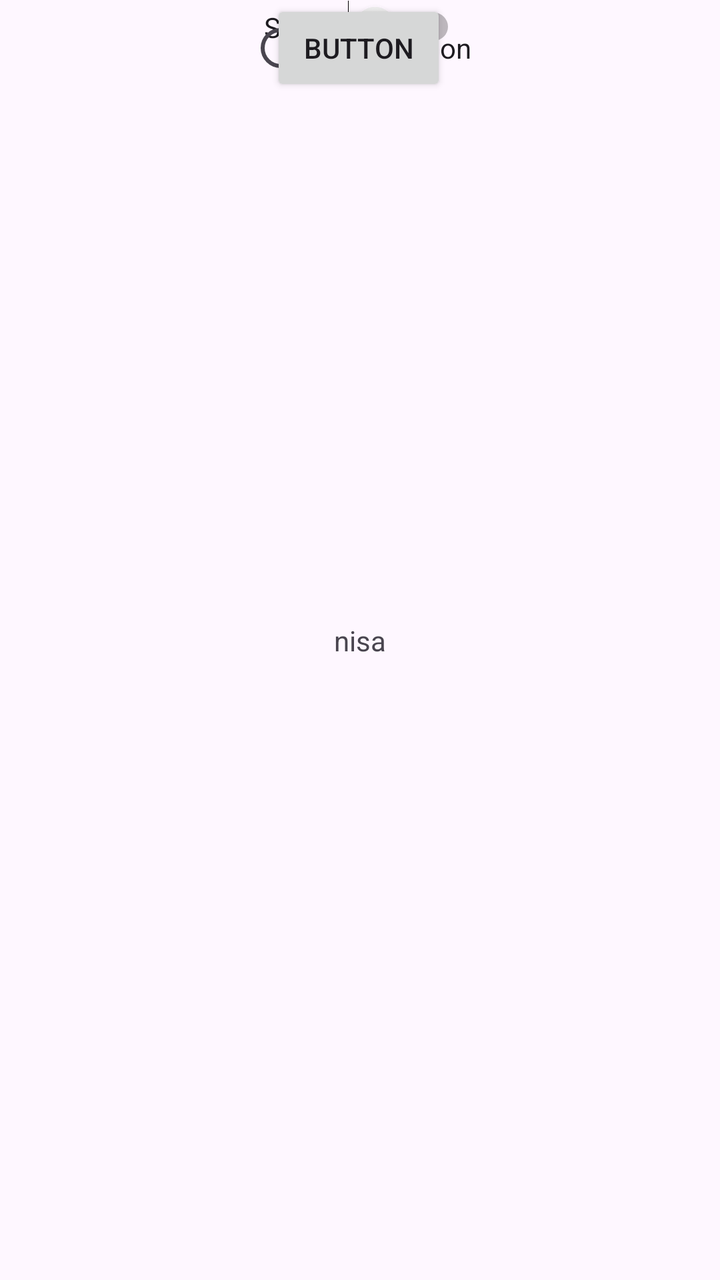
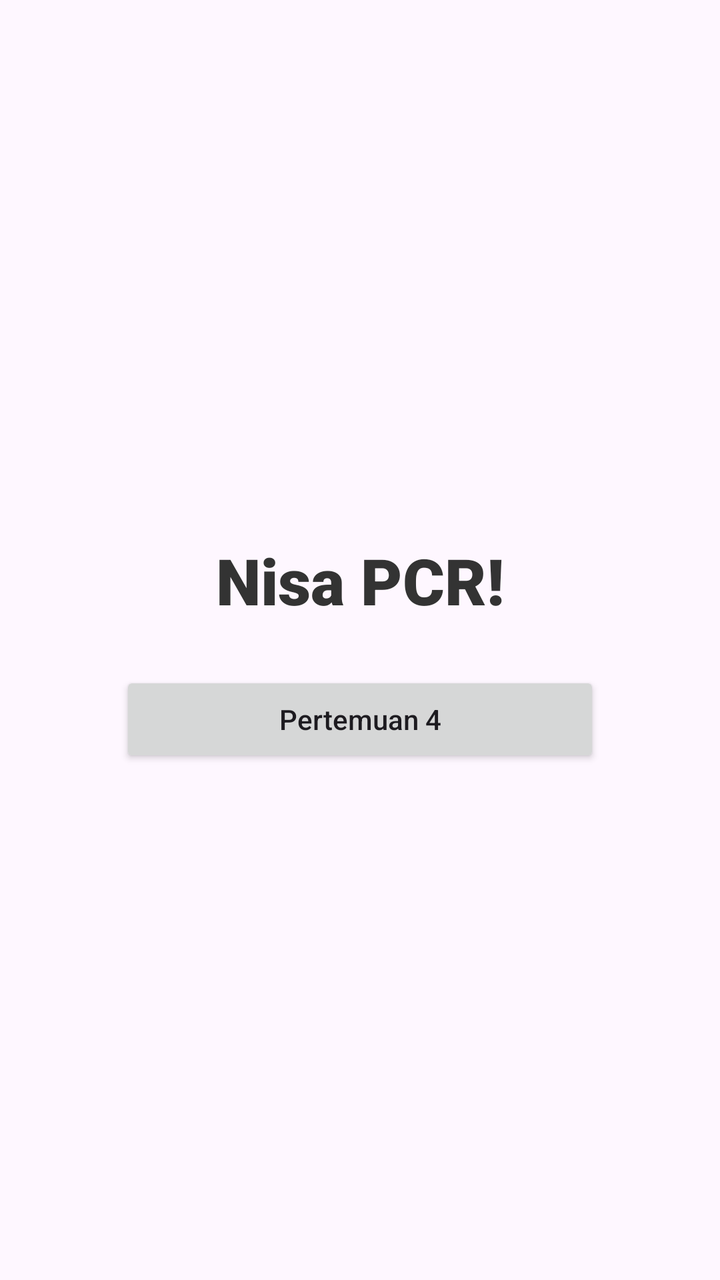

Before-and-after screenshots of an Android layout around one commit, followed by the original layout XML and the change that was made.
<!-- AndroidManifest.xml: application theme Theme.MarvelApps -->
<!-- res/layout/activity_main.xml -->
<?xml version="1.0" encoding="utf-8"?>
<androidx.constraintlayout.widget.ConstraintLayout xmlns:android="http://schemas.android.com/apk/res/android"
    xmlns:app="http://schemas.android.com/apk/res-auto"
    xmlns:tools="http://schemas.android.com/tools"
    android:id="@+id/main"
    android:layout_width="match_parent"
    android:layout_height="match_parent"
    tools:context=".MainActivity">

    <TextView
        android:layout_width="wrap_content"
        android:layout_height="wrap_content"
        android:text="nisa"
        app:layout_constraintBottom_toBottomOf="parent"
        app:layout_constraintEnd_toEndOf="parent"
        app:layout_constraintStart_toStartOf="parent"
        app:layout_constraintTop_toTopOf="parent" />

    <Button
        android:id="@+id/button"
        android:layout_width="wrap_content"
        android:layout_height="wrap_content"
        android:text="Button"
        app:layout_constraintEnd_toEndOf="parent"
        app:layout_constraintHorizontal_bias="0.498"
        app:layout_constraintStart_toStartOf="parent"
        tools:layout_editor_absoluteY="51dp" />

    <Switch
        android:id="@+id/switch1"
        android:layout_width="wrap_content"
        android:layout_height="wrap_content"
        android:text="Switch"
        app:layout_constraintEnd_toEndOf="parent"
        app:layout_constraintStart_toStartOf="parent"
        tools:layout_editor_absoluteY="215dp" />

    <RadioButton
        android:id="@+id/radioButton"
        android:layout_width="wrap_content"
        android:layout_height="wrap_content"
        android:text="RadioButton"
        app:layout_constraintEnd_toEndOf="parent"
        app:layout_constraintStart_toStartOf="parent"
        tools:layout_editor_absoluteY="434dp" />

</androidx.constraintlayout.widget.ConstraintLayout>
<!-- resources referenced by this layout -->
<resources>
  <style name="Theme.MarvelApps" parent="Base.Theme.MarvelApps" />
  <style name="Base.Theme.MarvelApps" parent="Theme.Material3.DayNight.NoActionBar">
          
          
      </style>
</resources>

<!-- the commit's change to res/layout/activity_main.xml (unified diff, before → after) -->
@@ -8,40 +8,30 @@
     tools:context=".MainActivity">
 
     <TextView
+        android:id="@+id/textView"
         android:layout_width="wrap_content"
         android:layout_height="wrap_content"
-        android:text="nisa"
+        android:text="Nisa PCR!"
+        android:textSize="32sp"
+        android:textStyle="bold"
+        android:textColor="#333333"
+        android:fontFamily="sans-serif-black"
         app:layout_constraintBottom_toBottomOf="parent"
         app:layout_constraintEnd_toEndOf="parent"
         app:layout_constraintStart_toStartOf="parent"
-        app:layout_constraintTop_toTopOf="parent" />
-
-    <Button
-        android:id="@+id/button"
-        android:layout_width="wrap_content"
-        android:layout_height="wrap_content"
-        android:text="Button"
-        app:layout_constraintEnd_toEndOf="parent"
-        app:layout_constraintHorizontal_bias="0.498"
-        app:layout_constraintStart_toStartOf="parent"
-        tools:layout_editor_absoluteY="51dp" />
-
-    <Switch
-        android:id="@+id/switch1"
-        android:layout_width="wrap_content"
-        android:layout_height="wrap_content"
-        android:text="Switch"
-        app:layout_constraintEnd_toEndOf="parent"
-        app:layout_constraintStart_toStartOf="parent"
-        tools:layout_editor_absoluteY="215dp" />
-
-    <RadioButton
-        android:id="@+id/radioButton"
-        android:layout_width="wrap_content"
-        android:layout_height="wrap_content"
-        android:text="RadioButton"
-        app:layout_constraintEnd_toEndOf="parent"
-        app:layout_constraintStart_toStartOf="parent"
-        tools:layout_editor_absoluteY="434dp" />
-
+        app:layout_constraintTop_toTopOf="parent"
+        app:layout_constraintVertical_bias="0.45" /> <Button
+    android:id="@+id/btnToFourth"
+    android:layout_width="0dp"
+    android:layout_height="wrap_content"
+    android:layout_marginTop="24dp"
+    android:layout_marginHorizontal="60dp"
+    android:text="Pertemuan 4"
+    android:textAllCaps="false"
+    android:insetTop="0dp"
+    android:insetBottom="0dp"
+    app:cornerRadius="12dp"
+    app:layout_constraintEnd_toEndOf="parent"
+    app:layout_constraintStart_toStartOf="parent"
+    app:layout_constraintTop_toBottomOf="@+id/textView" />
 </androidx.constraintlayout.widget.ConstraintLayout>
